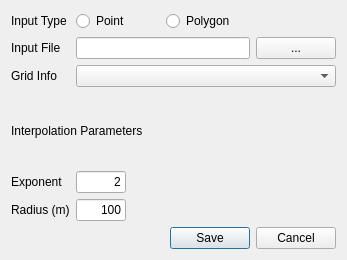
Before: the Qt Designer form src/ui/grid_information_dialog.ui in IPH-ECO/iph-eco-gui, drawn with Qt 5.
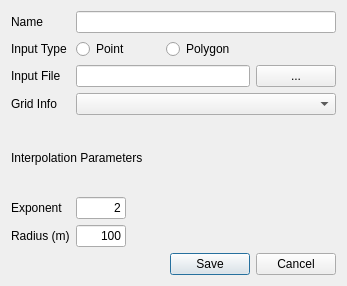
After: the same form once the commit is applied.

Commit message: Adding name field to GridData

Diff of the .ui file:
```diff
--- a/src/ui/grid_information_dialog.ui
+++ b/src/ui/grid_information_dialog.ui
@@ -7,68 +7,68 @@
     <x>0</x>
     <y>0</y>
     <width>347</width>
-    <height>260</height>
+    <height>286</height>
    </rect>
   </property>
   <property name="minimumSize">
    <size>
     <width>347</width>
-    <height>260</height>
+    <height>286</height>
    </size>
   </property>
   <property name="maximumSize">
    <size>
     <width>347</width>
-    <height>260</height>
+    <height>286</height>
    </size>
   </property>
   <property name="windowTitle">
    <string>Grid Information</string>
   </property>
   <layout class="QGridLayout" name="gridLayout">
-   <item row="7" column="0" colspan="3">
-    <widget class="QDialogButtonBox" name="bottomButtons">
-     <property name="standardButtons">
-      <set>QDialogButtonBox::Cancel|QDialogButtonBox::Save</set>
+   <item row="3" column="0">
+    <widget class="QLabel" name="label_4">
+     <property name="text">
+      <string>Grid Info</string>
      </property>
     </widget>
    </item>
-   <item row="5" column="0">
+   <item row="6" column="0">
     <widget class="QLabel" name="lblExponent">
      <property name="text">
       <string>Exponent</string>
      </property>
     </widget>
    </item>
-   <item row="1" column="1">
+   <item row="2" column="1">
     <widget class="QLineEdit" name="edtInputFile">
      <property name="text">
       <string/>
      </property>
     </widget>
    </item>
-   <item row="1" column="2">
+   <item row="2" column="2">
     <widget class="QPushButton" name="btnBrowseInputFile">
      <property name="text">
       <string>...</string>
      </property>
     </widget>
    </item>
-   <item row="2" column="0">
-    <widget class="QLabel" name="label_4">
-     <property name="text">
-      <string>Grid Info</string>
+   <item row="8" column="0" colspan="3">
+    <widget class="QDialogButtonBox" name="bottomButtons">
+     <property name="standardButtons">
+      <set>QDialogButtonBox::Cancel|QDialogButtonBox::Save</set>
      </property>
     </widget>
    </item>
-   <item row="6" column="0">
+   <item row="7" column="0">
     <widget class="QLabel" name="label_5">
      <property name="text">
       <string>Radius (m)</string>
      </property>
     </widget>
    </item>
-   <item row="3" column="0">
+   <item row="4" column="0">
     <spacer name="verticalSpacer">
      <property name="orientation">
       <enum>Qt::Vertical</enum>
@@ -84,21 +84,21 @@
      </property>
     </spacer>
    </item>
-   <item row="0" column="0">
+   <item row="1" column="0">
     <widget class="QLabel" name="label_6">
      <property name="text">
       <string>Input Type</string>
      </property>
     </widget>
    </item>
-   <item row="1" column="0">
+   <item row="2" column="0">
     <widget class="QLabel" name="label_3">
      <property name="text">
       <string>Input File</string>
      </property>
     </widget>
    </item>
-   <item row="5" column="1">
+   <item row="6" column="1">
     <widget class="QLineEdit" name="edtExponent">
      <property name="maximumSize">
       <size>
@@ -114,7 +114,7 @@
      </property>
     </widget>
    </item>
-   <item row="6" column="1">
+   <item row="7" column="1">
     <widget class="QLineEdit" name="edtRadius">
      <property name="maximumSize">
       <size>
@@ -130,7 +130,7 @@
      </property>
     </widget>
    </item>
-   <item row="0" column="1">
+   <item row="1" column="1">
     <layout class="QHBoxLayout" name="horizontalLayout_2">
      <item>
       <widget class="QRadioButton" name="rdoPoint">
@@ -148,14 +148,14 @@
      </item>
     </layout>
    </item>
-   <item row="4" column="0" colspan="2">
+   <item row="5" column="0" colspan="2">
     <widget class="QLabel" name="lblInterpolation">
      <property name="text">
       <string>Interpolation Parameters</string>
      </property>
     </widget>
    </item>
-   <item row="2" column="1" colspan="2">
+   <item row="3" column="1" colspan="2">
     <widget class="QComboBox" name="cbxGridInformation">
      <property name="currentText">
       <string/>
@@ -185,6 +185,16 @@
      </item>
     </widget>
    </item>
+   <item row="0" column="0">
+    <widget class="QLabel" name="label">
+     <property name="text">
+      <string>Name</string>
+     </property>
+    </widget>
+   </item>
+   <item row="0" column="1" colspan="2">
+    <widget class="QLineEdit" name="edtName"/>
+   </item>
   </layout>
  </widget>
  <tabstops>
```
Left out of the diff: 1 changed line with no effect on the pictures. The commit also changes 18 other files.
